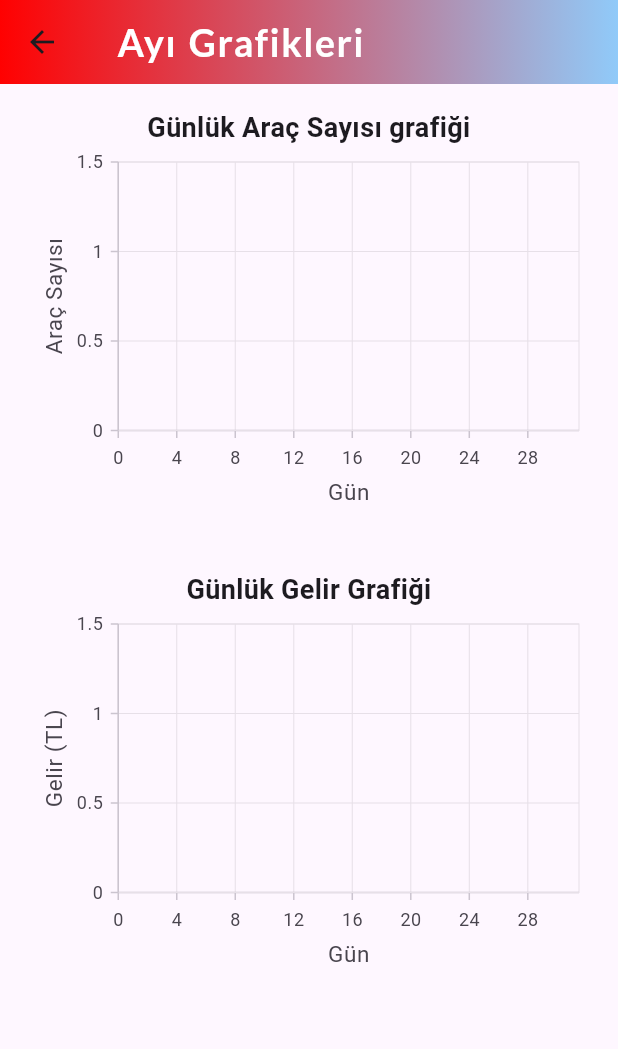
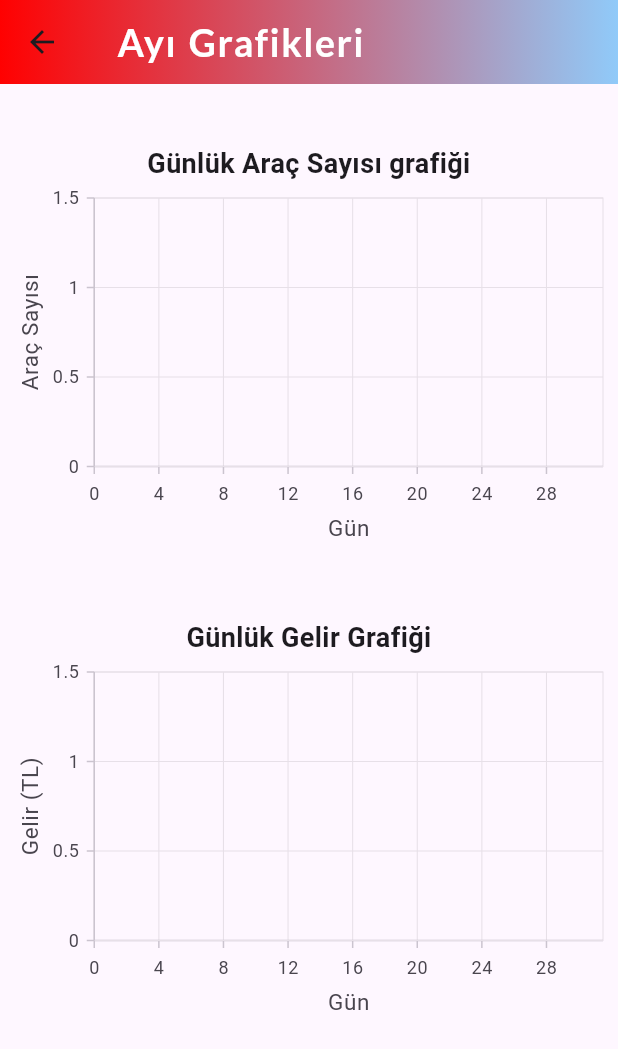
Before and after one commit to uluckabd/car_wash, a Flutter app: the ChartsPage screen opened directly with empty values, on a phone screen of 412 x 824 dp. Shown: the top 1049 px of the screen. Run offline on Flutter 3.47's test engine with Material 3 defaults, Android fonts, the phone set to English and light mode, and no system bars; our stand-ins replace google_fonts, mask_text_input_formatter, sqflite, syncfusion_flutter_charts; accounts and stored records are empty.

Commit message:
randevu olusturma sayfası düzenlendi ve grafik sayfası düzenlendi

```diff
--- a/lib/charts_page.dart
+++ b/lib/charts_page.dart
@@ -104,17 +104,18 @@ class _ChartsPageState extends State<ChartsPage> {
       body: isLoading
           ? const Center(child: CircularProgressIndicator())
           : Container(
-              child: SingleChildScrollView(
-                padding: const EdgeInsets.all(16),
               child: Column(
                 crossAxisAlignment: CrossAxisAlignment.stretch,
                 children: [
-                    const Text(
+                  Padding(
+                    padding: const EdgeInsets.only(top: 40),
+                    child: const Text(
                       textAlign: TextAlign.center,
                       "Günlük Araç Sayısı grafiği",
                       style: TextStyle(
                         fontSize: 18,
                         fontWeight: FontWeight.bold,
+                      ),
                     ),
                   ),
                   SizedBox(
@@ -162,13 +163,16 @@ class _ChartsPageState extends State<ChartsPage> {
                       ],
                     ),
                   ),
-                    const SizedBox(height: 32),
-                    const Text(
+
+                  Padding(
+                    padding: const EdgeInsets.only(top: 40),
+                    child: const Text(
                       textAlign: TextAlign.center,
                       "Günlük Gelir Grafiği",
                       style: TextStyle(
                         fontSize: 18,
                         fontWeight: FontWeight.bold,
+                      ),
                     ),
                   ),
                   SizedBox(
@@ -219,7 +223,6 @@ class _ChartsPageState extends State<ChartsPage> {
                 ],
               ),
             ),
-            ),
     );
   }
 }
```
Also changed, not shown: lib/AddAppointmentpage.dart (+5 -3 lines). Lines whose indentation alone changed are shown as unchanged.
